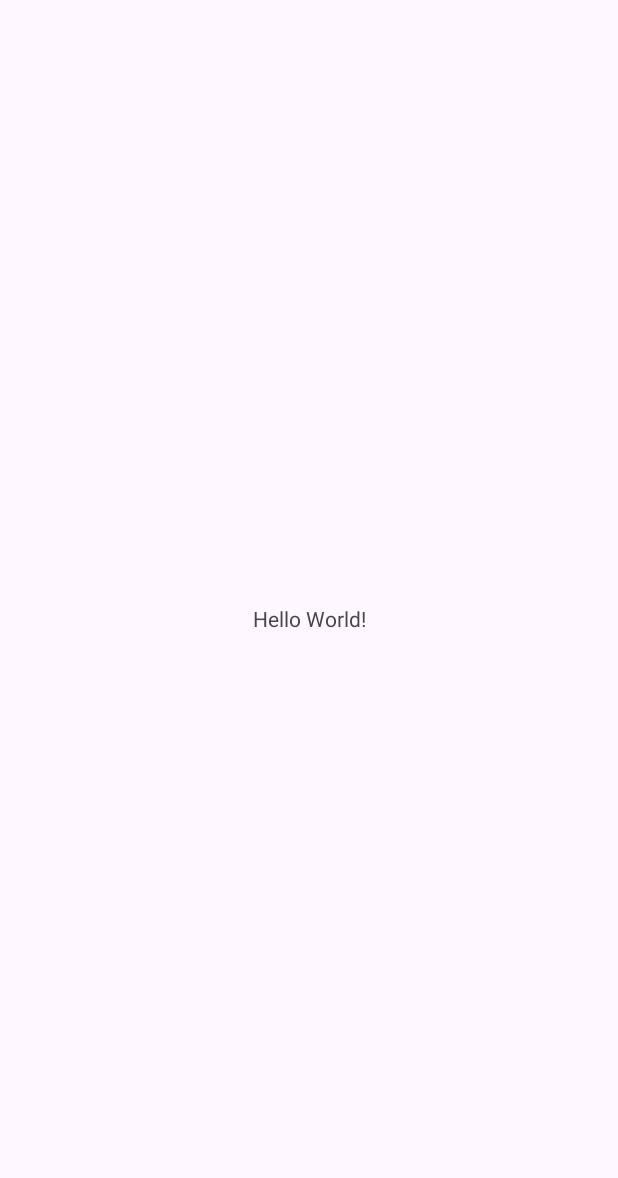
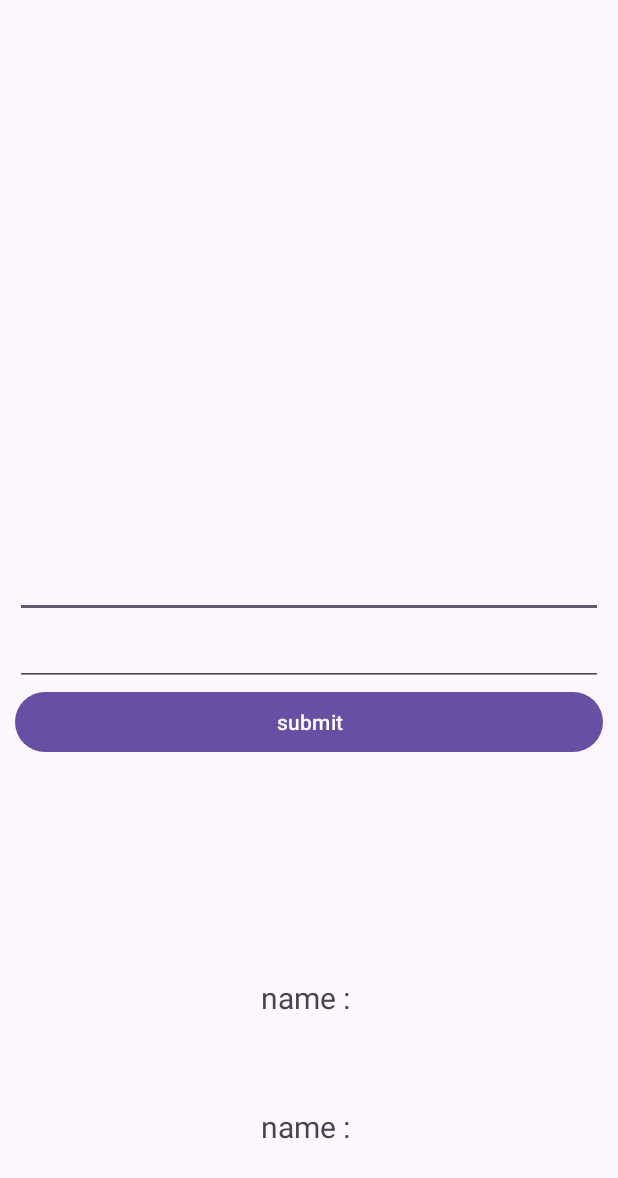
Before and after one commit to eunjee001/MVP, an Android app: the screen it shows after launch (MainActivity), on a phone screen of 412 x 824 dp. Before the commit the part shown is almost empty. Shown: the top 1178 px of the screen. Run offline under Robolectric (Android 15) with nearby library versions, the phone set to English and light mode, and no system bars; our stand-ins replace data binding.

Commit message:
인터페이스 추가 및 데이터 바인딩 적용

```diff
--- a/app/build.gradle.kts
+++ b/app/build.gradle.kts
@@ -1,6 +1,7 @@
 plugins {
     id("com.android.application")
     id("org.jetbrains.kotlin.android")
+    id("kotlin-kapt")
 }
 
 android {
@@ -33,6 +34,10 @@ android {
     kotlinOptions {
         jvmTarget = "1.8"
     }
+
+    dataBinding{
+        enable = true
+    }
 }
 
 dependencies {
--- /dev/null
+++ b/app/src/main/java/com/kkyoungs/mvp/Contract.kt
@@ -0,0 +1,14 @@
+package com.kkyoungs.mvp
+
+import org.json.JSONObject
+
+interface Contract {
+    interface View{
+        fun showInfo(info:JSONObject)
+    }
+    interface Presenter{
+        fun initInfo()
+        fun setInfo(info :JSONObject)
+        fun saveInfo(info : JSONObject)
+    }
+}
--- a/app/src/main/res/layout/activity_main.xml
+++ b/app/src/main/res/layout/activity_main.xml
@@ -1,18 +1,73 @@
 <?xml version="1.0" encoding="utf-8"?>
-<androidx.constraintlayout.widget.ConstraintLayout xmlns:android="http://schemas.android.com/apk/res/android"
+<layout xmlns:android="http://schemas.android.com/apk/res/android"
     xmlns:app="http://schemas.android.com/apk/res-auto"
-    xmlns:tools="http://schemas.android.com/tools"
+    xmlns:tools="http://schemas.android.com/tools">
+
+<androidx.constraintlayout.widget.ConstraintLayout
     android:layout_width="match_parent"
     android:layout_height="match_parent"
     tools:context=".MainActivity">
 
+<!--
+constraintLayout Chain : 여러개의 버튼을 그룹화 해서 단 하나의 메소드로 손쉽게 설정 가능.
+- spread : 일정한 간격으로 버튼을 배치
+- packed : 버튼을 모아줌
+- spread_inside : 버튼들을 가능한 최대한 일정한 간격으로 떨어뜨림
+-->
+    <EditText
+        android:id="@+id/et_first_name"
+        android:layout_width="match_parent"
+        android:layout_height="wrap_content"
+        android:layout_marginHorizontal="10dp"
+        android:gravity="center"
+        app:layout_constraintBottom_toTopOf="@id/et_second_name"
+        app:layout_constraintEnd_toEndOf="parent"
+        app:layout_constraintStart_toStartOf="parent"
+        app:layout_constraintTop_toTopOf="parent"
+        app:layout_constraintVertical_chainStyle="packed"/>
+
+    <EditText
+        android:id="@+id/et_second_name"
+        android:layout_width="match_parent"
+        android:layout_height="wrap_content"
+        android:layout_marginHorizontal="10dp"
+        android:gravity="center"
+        app:layout_constraintBottom_toBottomOf="parent"
+        app:layout_constraintEnd_toEndOf="parent"
+        app:layout_constraintStart_toStartOf="parent"
+        app:layout_constraintTop_toBottomOf="@id/et_first_name" />
+
+    <Button
+        android:id="@+id/btn"
+        android:layout_width="match_parent"
+        android:layout_height="wrap_content"
+        android:layout_marginHorizontal="10dp"
+        android:text="submit"
+        app:layout_constraintLeft_toLeftOf="parent"
+        app:layout_constraintRight_toRightOf="parent"
+        app:layout_constraintTop_toBottomOf="@id/et_second_name"/>
+
     <TextView
         android:layout_width="wrap_content"
         android:layout_height="wrap_content"
-        android:text="Hello World!"
+        android:id="@+id/tv_first_name"
+        android:text="name : "
+        android:textSize="20dp"
         app:layout_constraintBottom_toBottomOf="parent"
-        app:layout_constraintEnd_toEndOf="parent"
-        app:layout_constraintStart_toStartOf="parent"
-        app:layout_constraintTop_toTopOf="parent" />
+        app:layout_constraintLeft_toLeftOf="parent"
+        app:layout_constraintRight_toRightOf="parent"
+        app:layout_constraintTop_toBottomOf="@id/btn"/>
+
+    <TextView
+        android:layout_width="wrap_content"
+        android:layout_height="wrap_content"
+        android:id="@+id/tv_second_name"
+        android:text="name : "
+        android:textSize="20dp"
+        app:layout_constraintBottom_toBottomOf="parent"
+        app:layout_constraintLeft_toLeftOf="parent"
+        app:layout_constraintRight_toRightOf="parent"
+        app:layout_constraintTop_toBottomOf="@id/tv_first_name"/>
 
 </androidx.constraintlayout.widget.ConstraintLayout>
+</layout>
```
